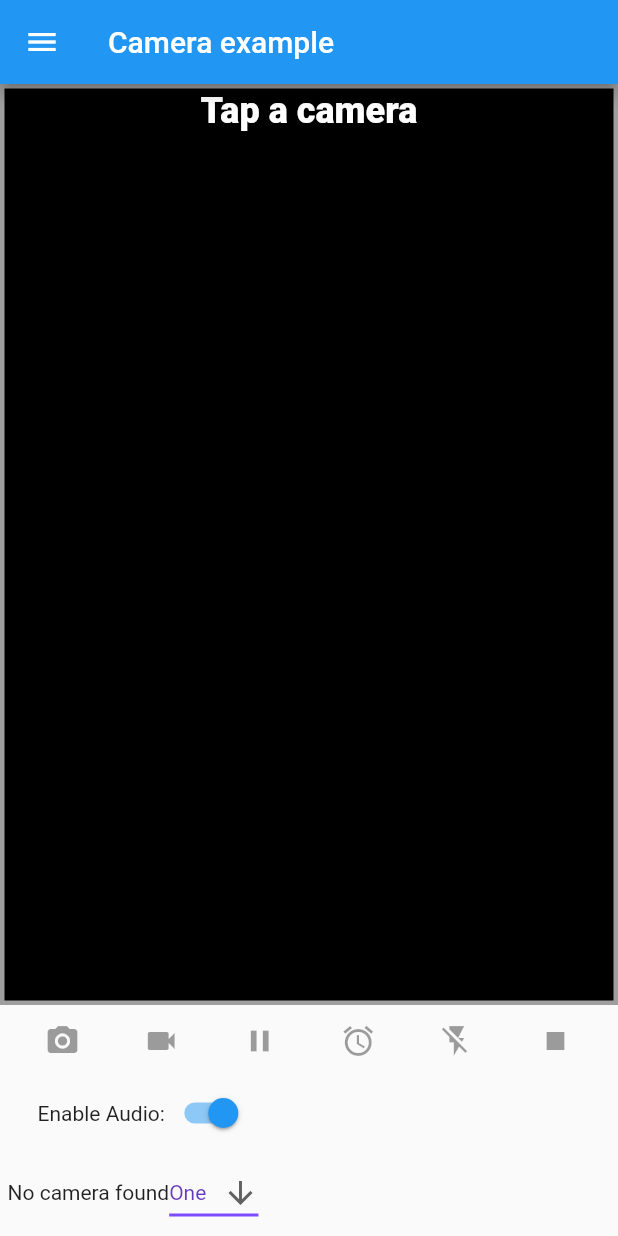
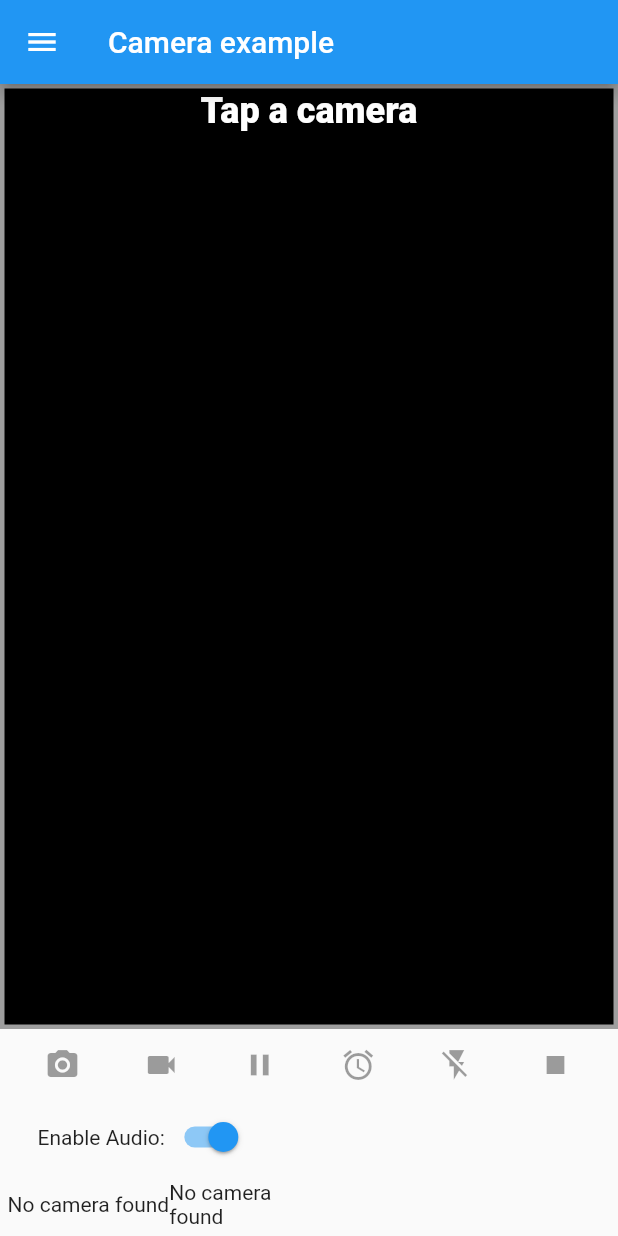
Before and after one commit to jacoco-c/camera_app, a Flutter app: the screen it shows after launch, on a phone screen of 412 x 824 dp. Run offline on Flutter 3.47's test engine with Material 2 defaults, Android fonts, the phone set to English and light mode, and no system bars; our stand-ins replace video_player; missing offline and left inert: flutter_better_camera.

Commit message:
modify dropdown 0.1

```diff
--- a/lib/cameraswitch_menu.dart
+++ b/lib/cameraswitch_menu.dart
@@ -1,5 +1,9 @@
 
 import 'package:flutter/material.dart';
+
+import 'package:flutter_better_camera/camera.dart';
+
+
 
 
 class CamMenu extends StatefulWidget {
@@ -8,31 +12,82 @@ class CamMenu extends StatefulWidget {
 }
 
 class _CamMenu extends State<CamMenu> {
-  String dropdownValue = 'One';
+  var _value = "1";
+  CameraController controller;
+
 
   @override
   Widget build(BuildContext context) {
-    return DropdownButton<String>(
-      value: dropdownValue,
-      icon: Icon(Icons.arrow_downward),
-      iconSize: 24,
-      elevation: 16,
-      style: TextStyle(color: Colors.deepPurple),
-      underline: Container(
-        height: 2,
-        color: Colors.deepPurpleAccent,
-      ),
-      onChanged: (String newValue) {
+    return SizedBox(
+      width: 90.0,
+      child: _cameraTogglesMenuWidget(),
+    );
+  }
+
+
+  Widget _cameraTogglesMenuWidget () {
+    final List<Widget> toggles = <Widget>[];
+
+    if (cameras.isEmpty) {
+      return const Text('No camera found');
+    } else {
+      for (CameraDescription cameraDescription in cameras) {
+        toggles.add(
+          SizedBox(
+            width: 90.0,
+            child: RadioListTile<CameraDescription>(
+              title: Icon(getCameraLensIcon(cameraDescription.lensDirection)),
+              groupValue: controller?.description,
+              value: cameraDescription,
+              onChanged: controller != null && controller.value.isRecordingVideo
+                  ? null
+                  : onNewCameraSelected,
+            ),
+          ),
+        );
+      }
+    }
+    return DropdownButton(
+      items: toggles,
+      onChanged: (value) {
         setState(() {
-          dropdownValue = newValue;
+          _value = value;
         });
       },
-      items: <String>['One', 'Two', 'Three', 'Four'].map<DropdownMenuItem<String>>((String value) {
-      return DropdownMenuItem<String>(
-        value: value,
-        child: Text(value),
-      );
-      }).toList(),
+      value: _value,
+      isExpanded: true,
     );
   }
+
+  void onNewCameraSelected(CameraDescription cameraDescription) async {
+    if (controller != null) {
+      await controller.dispose();
+    }
+    controller = CameraController(
+      cameraDescription,
+      ResolutionPreset.medium,
+    );
+
+
+
+    if (mounted) {
+      setState(() {});
+    }
+  }
+
 }
+
+List<CameraDescription> cameras = [];
+
+/// Returns a suitable camera icon for [direction].
+IconData getCameraLensIcon(CameraLensDirection direction) {
+  switch (direction) {
+    case CameraLensDirection.back:
+      return Icons.camera_rear;
+    case CameraLensDirection.front:
+      return Icons.camera_front;
+    case CameraLensDirection.external:
+      return Icons.camera;
+  }
+  throw ArgumentError('Unknown lens direction');
+}
```
